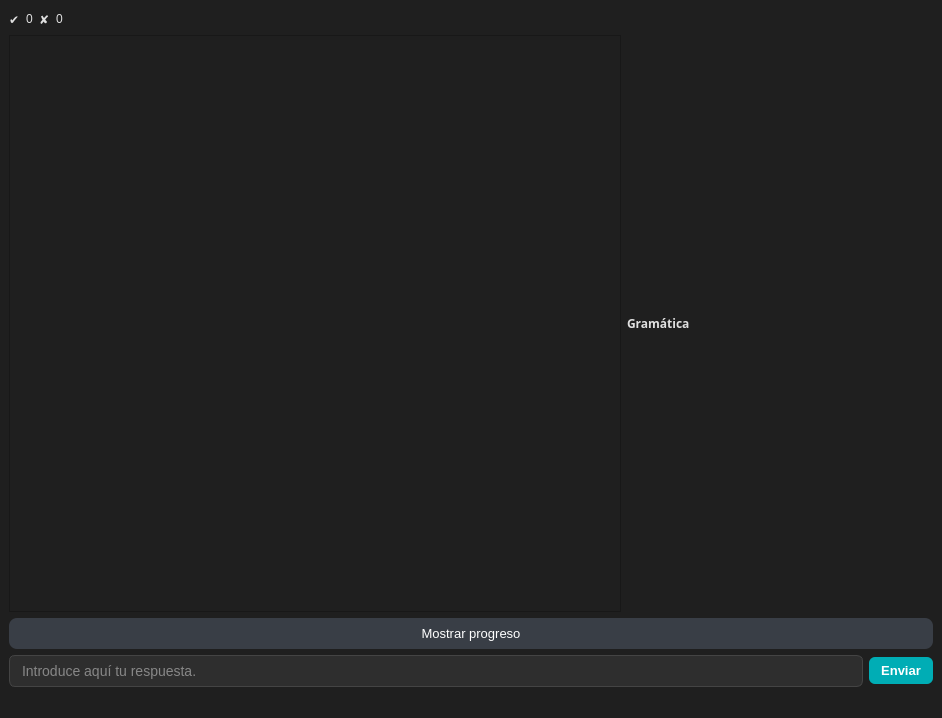
First picture: the form in slrtutorwindow.ui, repository jose-rZM/SyntaxTutor, before the edit.
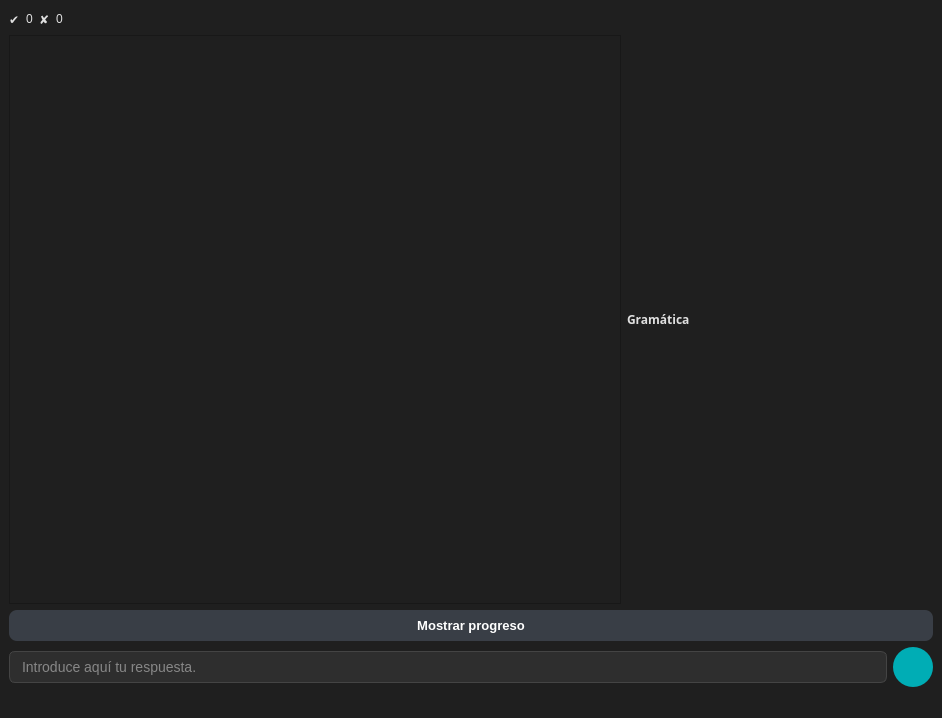
Second picture: the form after the edit. Icons and pictures are not drawn.

Commit message: add send icon

The edit to the form file:
```diff
--- a/slrtutorwindow.ui
+++ b/slrtutorwindow.ui
@@ -139,13 +139,25 @@
        <string>Muestra los estados construidos</string>
       </property>
       <property name="styleSheet">
-       <string notr="true">background-color: #393E46;
-color: white;
-border: none;
-padding: 8px 20px;
-border-radius: 8px;
-font-weight: semi-bold;
-font-size: 13px;</string>
+       <string notr="true">QPushButton {
+    background-color: #393E46;
+    color: white;
+    border: none;
+    padding: 8px 20px;
+    border-radius: 8px;
+    font-weight: bold;
+    font-size: 13px;
+    font-family: 'Noto Sans';
+}
+
+QPushButton:hover {
+    background-color: #50575F;
+}
+
+QPushButton:pressed {
+    background-color: #222831;
+}
+</string>
       </property>
       <property name="text">
        <string>Mostrar progreso</string>
@@ -172,17 +184,29 @@
       <item>
        <widget class="QPushButton" name="confirmButton">
         <property name="styleSheet">
-         <string notr="true"> background-color: #00ADB5;
-border: none;
-    color: white;
-    padding: 6px 12px;
-    border-radius: 6px;
-    font-weight: bold;
-font-size: 13px
+         <string notr="true">QPushButton {
+    background-color: #00ADB5;
+    border: none;
+    border-radius: 20px; /* La mitad de width/height para que sea redondo */
+    min-width: 40px;
+    min-height: 40px;
+    max-width: 40px;
+    max-height: 40px;
+    padding: 0px;
+    icon-size: 24px 24px; /* Asegúrate de ajustar esto en C++ también si no reacciona */
+}
+
+QPushButton:hover {
+    background-color: #00C8D6;
+}
+
+QPushButton:pressed {
+    background-color: #009AA3;
+}
 </string>
         </property>
         <property name="text">
-         <string>Enviar</string>
+         <string/>
         </property>
        </widget>
       </item>
```
The commit also changes 5 other files.
